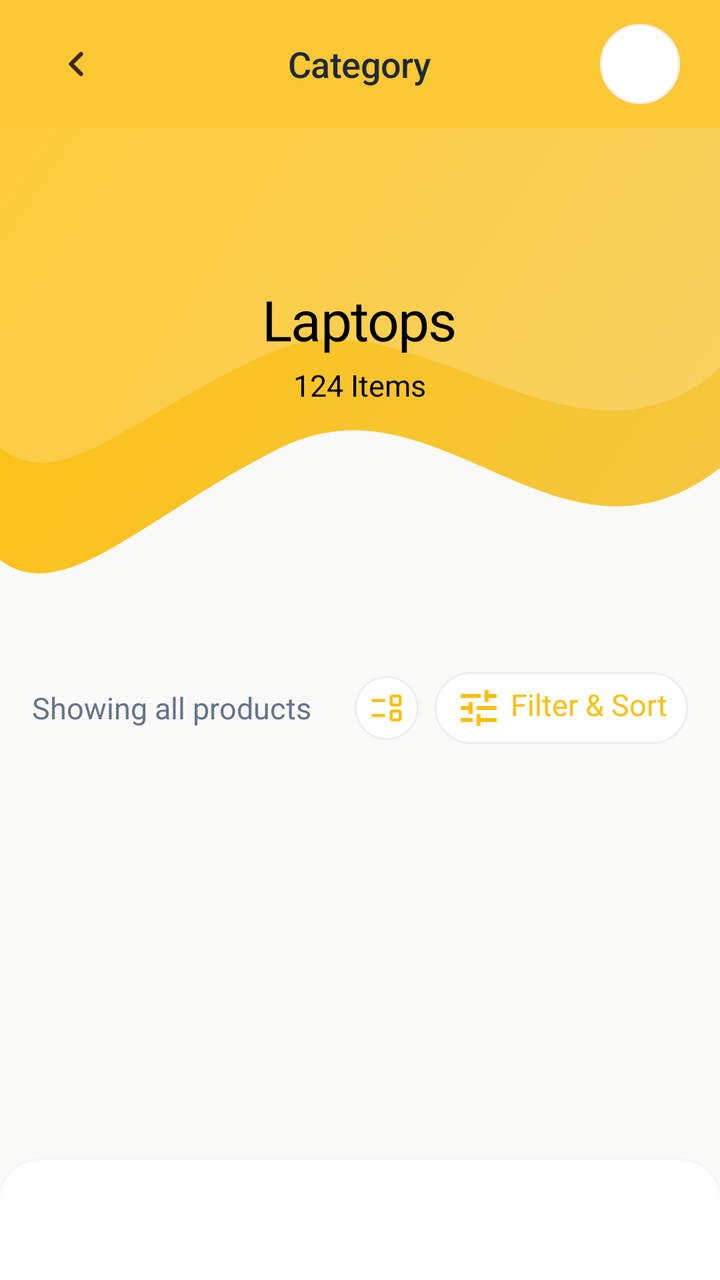
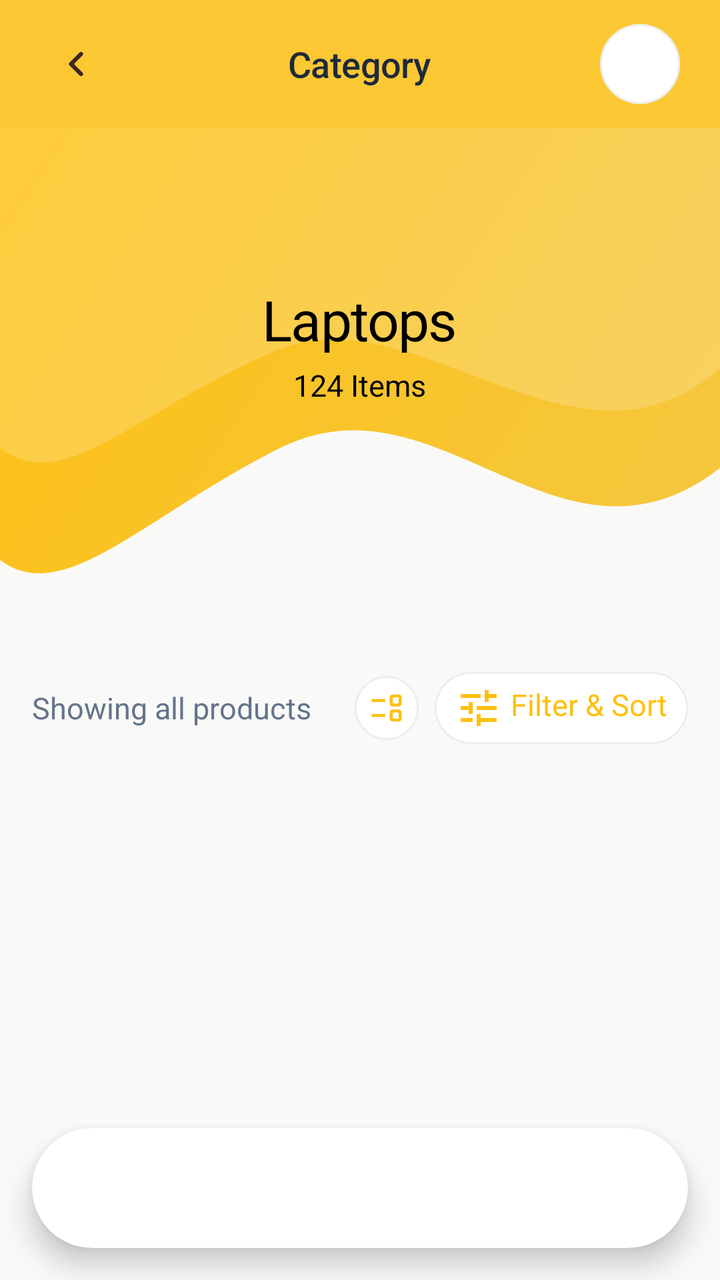

The first picture is an Android layout as it rendered before a commit; the second is the same layout after the commit. The layout source and the unified diff follow.
<!-- AndroidManifest.xml: application theme Theme.BeckieDealApp -->
<!-- res/layout/activity_category_detail.xml -->
﻿<?xml version="1.0" encoding="utf-8"?>
<androidx.constraintlayout.widget.ConstraintLayout xmlns:android="http://schemas.android.com/apk/res/android"
    xmlns:app="http://schemas.android.com/apk/res-auto"
    xmlns:tools="http://schemas.android.com/tools"
    android:layout_width="match_parent"
    android:layout_height="match_parent"
    android:background="@color/background"
    android:fitsSystemWindows="true"
    tools:context=".CategoryDetailActivity">

    
    <com.google.android.material.appbar.MaterialToolbar
        android:id="@+id/topAppBar"
        android:layout_width="match_parent"
        android:layout_height="@dimen/toolbar_height"
        android:background="@color/topbar_yellow_transparent"
        app:contentInsetStart="0dp"
        app:elevation="0dp"
        app:layout_constraintTop_toTopOf="parent">

        <RelativeLayout
            android:layout_width="match_parent"
            android:layout_height="match_parent"
            android:paddingHorizontal="16dp">

            
            <ImageView
                android:id="@+id/backButton"
                android:layout_width="44dp"
                android:layout_height="44dp"
                android:layout_alignParentStart="true"
                android:layout_centerVertical="true"
                android:padding="12dp"
                android:src="@drawable/ic_arrow_left"
                android:contentDescription="Back"
                app:tint="@color/dark_brown" />

            
            <TextView
                android:id="@+id/categoryTitleText"
                android:layout_width="wrap_content"
                android:layout_height="wrap_content"
                android:layout_centerInParent="true"
                android:text="Category"
                android:textAppearance="@style/TextAppearance.App.SectionHeader" />

            
            <ImageView
                android:id="@+id/categoryImageIcon"
                android:layout_width="40dp"
                android:layout_height="40dp"
                android:layout_alignParentEnd="true"
                android:layout_centerVertical="true"
                android:layout_marginEnd="4dp"
                android:scaleType="fitCenter"
                android:contentDescription="Category Image"
                android:background="@drawable/chip_unselected" />

        </RelativeLayout>
    </com.google.android.material.appbar.MaterialToolbar>

    
    <androidx.core.widget.NestedScrollView
        android:layout_width="match_parent"
        android:layout_height="0dp"
        android:fillViewport="true"
        app:layout_constraintTop_toBottomOf="@id/topAppBar"
        app:layout_constraintBottom_toTopOf="@id/bottomNavGlassHost">

        <LinearLayout
            android:layout_width="match_parent"
            android:layout_height="wrap_content"
            android:orientation="vertical"
            android:paddingBottom="16dp">

            
            <FrameLayout
                android:id="@+id/categoryHeroCard"
                android:layout_width="match_parent"
                android:layout_height="wrap_content">

                
                <ImageView
                    android:layout_width="match_parent"
                    android:layout_height="wrap_content"
                    android:adjustViewBounds="true"
                    android:importantForAccessibility="no"
                    android:scaleType="fitXY"
                    android:src="@drawable/bg_top_wave" />

                
                <LinearLayout
                    android:layout_width="match_parent"
                    android:layout_height="wrap_content"
                    android:layout_gravity="center_vertical"
                    android:orientation="vertical"
                    android:paddingHorizontal="20dp"
                    android:paddingTop="32dp"
                    android:paddingBottom="56dp"
                    android:gravity="center">

                    <TextView
                        android:id="@+id/heroTitle"
                        android:layout_width="wrap_content"
                        android:layout_height="wrap_content"
                        android:text="Laptops"
                        android:textAppearance="@style/TextAppearance.App.ScreenTitle"
                        android:textColor="#000000"
                        android:textAlignment="center" />

                    <TextView
                        android:id="@+id/heroSubtitle"
                        android:layout_width="wrap_content"
                        android:layout_height="wrap_content"
                        android:layout_marginTop="4dp"
                        android:text="124 Items"
                        android:textAppearance="@style/TextAppearance.App.Body"
                        android:textColor="#000000"
                        android:textAlignment="center" />
                </LinearLayout>
            </FrameLayout>

            
            <HorizontalScrollView
                android:layout_width="match_parent"
                android:layout_height="wrap_content"
                android:scrollbars="none"
                android:paddingTop="16dp"
                android:paddingBottom="4dp">

                <LinearLayout
                    android:id="@+id/brandFilterContainer"
                    android:layout_width="wrap_content"
                    android:layout_height="wrap_content"
                    android:orientation="horizontal"
                    android:paddingStart="16dp"
                    android:paddingEnd="16dp" />
            </HorizontalScrollView>

            
            <LinearLayout
                android:id="@+id/resultsRow"
                android:layout_width="match_parent"
                android:layout_height="wrap_content"
                android:orientation="horizontal"
                android:gravity="center_vertical"
                android:paddingHorizontal="16dp"
                android:paddingTop="12dp"
                android:paddingBottom="4dp">

                <TextView
                    android:id="@+id/resultsLabel"
                    android:layout_width="0dp"
                    android:layout_height="wrap_content"
                    android:layout_weight="1"
                    android:text="Showing all products"
                    android:textAppearance="@style/TextAppearance.App.Body"
                    android:textColor="@color/text_secondary" />

                
                <RelativeLayout
                    android:id="@+id/viewModeButton"
                    android:layout_width="32dp"
                    android:layout_height="32dp"
                    android:layout_marginEnd="8dp"
                    android:background="@drawable/chip_unselected"
                    android:clickable="true"
                    android:focusable="true">

                    <ImageView
                        android:id="@+id/viewModeIcon"
                        android:layout_width="18dp"
                        android:layout_height="18dp"
                        android:layout_centerInParent="true"
                        android:src="@drawable/event_list_24"
                        app:tint="@color/primary" />

                </RelativeLayout>

                <TextView
                    android:id="@+id/sortButton"
                    android:layout_width="wrap_content"
                    android:layout_height="wrap_content"
                    android:clickable="true"
                    android:focusable="true"
                    android:drawableStart="@drawable/ic_filter"
                    android:drawablePadding="4dp"
                    android:text="Filter &amp; Sort"
                    android:textAppearance="@style/TextAppearance.App.CardPrice"
                    android:textColor="@color/primary"
                    android:paddingHorizontal="10dp"
                    android:paddingVertical="6dp"
                    android:background="@drawable/chip_unselected" />
            </LinearLayout>

            
            <androidx.recyclerview.widget.RecyclerView
                android:id="@+id/detailProductsGrid"
                android:layout_width="match_parent"
                android:layout_height="wrap_content"
                android:layout_marginTop="4dp"
                android:background="@color/background"
                android:nestedScrollingEnabled="false"
                android:overScrollMode="never" />

        </LinearLayout>
    </androidx.core.widget.NestedScrollView>

    
    <include layout="@layout/layout_bottom_nav" />

</androidx.constraintlayout.widget.ConstraintLayout>
<!-- res/layout/layout_bottom_nav.xml (included above) -->
<?xml version="1.0" encoding="utf-8"?>
<FrameLayout
    xmlns:android="http://schemas.android.com/apk/res/android"
    xmlns:app="http://schemas.android.com/apk/res-auto"
    android:id="@+id/bottomNavGlassHost"
    android:layout_width="0dp"
    android:layout_height="wrap_content"
    android:layout_marginStart="@dimen/bottom_nav_side_margin"
    android:layout_marginEnd="@dimen/bottom_nav_side_margin"
    android:layout_marginBottom="@dimen/bottom_nav_bottom_margin"
    android:background="@drawable/bottom_nav_glass_bg"
    android:clipToOutline="true"
    android:elevation="4dp"
    app:layout_constraintBottom_toBottomOf="parent"
    app:layout_constraintStart_toStartOf="parent"
    app:layout_constraintEnd_toEndOf="parent">

    <LinearLayout
        android:id="@+id/customBottomNav"
        android:layout_width="match_parent"
        android:layout_height="60dp"
        android:orientation="horizontal"
        android:gravity="center"
        android:paddingStart="12dp"
        android:paddingEnd="12dp"
        android:weightSum="5.5">

        
        <LinearLayout
            android:id="@+id/navItemHome"
            android:layout_width="0dp"
            android:layout_height="match_parent"
            android:layout_weight="1"
            android:gravity="center"
            android:orientation="horizontal"
            android:clickable="true"
            android:focusable="true"
            android:background="?attr/selectableItemBackgroundBorderless">

            <LinearLayout
                android:id="@+id/navPillHome"
                android:layout_width="wrap_content"
                android:layout_height="34dp"
                android:orientation="horizontal"
                android:gravity="center"
                android:paddingStart="8dp"
                android:paddingEnd="8dp"
                android:background="@drawable/nav_pill_background">

                <ImageView
                    android:id="@+id/navIconHome"
                    android:layout_width="20dp"
                    android:layout_height="20dp"
                    android:src="@drawable/bottom_nav_home_icon"
                    android:scaleType="fitCenter" />

                <TextView
                    android:id="@+id/navLabelHome"
                    android:layout_width="wrap_content"
                    android:layout_height="wrap_content"
                    android:layout_marginStart="5dp"
                    android:text="Home"
                    android:textSize="11sp"
                    android:textStyle="bold"
                    android:visibility="gone"
                    android:alpha="0"
                    android:includeFontPadding="false" />
            </LinearLayout>
        </LinearLayout>

        
        <LinearLayout
            android:id="@+id/navItemCategories"
            android:layout_width="0dp"
            android:layout_height="match_parent"
            android:layout_weight="1"
            android:gravity="center"
            android:orientation="horizontal"
            android:clickable="true"
            android:focusable="true"
            android:background="?attr/selectableItemBackgroundBorderless">

            <LinearLayout
                android:id="@+id/navPillCategories"
                android:layout_width="wrap_content"
                android:layout_height="34dp"
                android:orientation="horizontal"
                android:gravity="center"
                android:paddingStart="8dp"
                android:paddingEnd="8dp"
                android:background="@drawable/nav_pill_background">

                <ImageView
                    android:id="@+id/navIconCategories"
                    android:layout_width="20dp"
                    android:layout_height="20dp"
                    android:src="@drawable/bottom_nav_categories_icon"
                    android:scaleType="fitCenter" />

                <TextView
                    android:id="@+id/navLabelCategories"
                    android:layout_width="wrap_content"
                    android:layout_height="wrap_content"
                    android:layout_marginStart="5dp"
                    android:text="Categories"
                    android:textSize="11sp"
                    android:textStyle="bold"
                    android:visibility="gone"
                    android:alpha="0"
                    android:includeFontPadding="false"
                    android:maxLines="1" />
            </LinearLayout>
        </LinearLayout>

        
        <LinearLayout
            android:id="@+id/navItemWishlist"
            android:layout_width="0dp"
            android:layout_height="match_parent"
            android:layout_weight="1"
            android:gravity="center"
            android:orientation="horizontal"
            android:clickable="true"
            android:focusable="true"
            android:background="?attr/selectableItemBackgroundBorderless">

            <LinearLayout
                android:id="@+id/navPillWishlist"
                android:layout_width="wrap_content"
                android:layout_height="34dp"
                android:orientation="horizontal"
                android:gravity="center"
                android:paddingStart="8dp"
                android:paddingEnd="8dp"
                android:background="@drawable/nav_pill_background">

                <ImageView
                    android:id="@+id/navIconWishlist"
                    android:layout_width="20dp"
                    android:layout_height="20dp"
                    android:src="@drawable/bottom_nav_favorites_icon"
                    android:scaleType="fitCenter" />

                <TextView
                    android:id="@+id/navLabelWishlist"
                    android:layout_width="wrap_content"
                    android:layout_height="wrap_content"
                    android:layout_marginStart="5dp"
                    android:text="Wishlist"
                    android:textSize="11sp"
                    android:textStyle="bold"
                    android:visibility="gone"
                    android:alpha="0"
                    android:includeFontPadding="false"
                    android:maxLines="1" />
            </LinearLayout>
        </LinearLayout>

        
        <LinearLayout
            android:id="@+id/navItemCart"
            android:layout_width="0dp"
            android:layout_height="match_parent"
            android:layout_weight="1"
            android:gravity="center"
            android:orientation="horizontal"
            android:clickable="true"
            android:focusable="true"
            android:background="?attr/selectableItemBackgroundBorderless">

            <LinearLayout
                android:id="@+id/navPillCart"
                android:layout_width="wrap_content"
                android:layout_height="34dp"
                android:orientation="horizontal"
                android:gravity="center"
                android:paddingStart="8dp"
                android:paddingEnd="8dp"
                android:background="@drawable/nav_pill_background">

                <ImageView
                    android:id="@+id/navIconCart"
                    android:layout_width="20dp"
                    android:layout_height="20dp"
                    android:src="@drawable/bottom_nav_cart_icon"
                    android:scaleType="fitCenter" />

                
                <FrameLayout
                    android:layout_width="wrap_content"
                    android:layout_height="wrap_content"
                    android:layout_marginStart="-6dp"
                    android:layout_marginTop="-4dp">
                    
                    <TextView
                        android:id="@+id/cartBadge"
                        android:layout_width="16dp"
                        android:layout_height="16dp"
                        android:background="@drawable/badge_pill"
                        android:backgroundTint="@color/primary"
                        android:textSize="9sp"
                        android:textStyle="bold"
                        android:textColor="@color/white_fixed"
                        android:visibility="gone"
                        android:includeFontPadding="false"
                        android:gravity="center" />
                </FrameLayout>

                <TextView
                    android:id="@+id/navLabelCart"
                    android:layout_width="wrap_content"
                    android:layout_height="wrap_content"
                    android:layout_marginStart="5dp"
                    android:text="Cart"
                    android:textSize="11sp"
                    android:textStyle="bold"
                    android:visibility="gone"
                    android:alpha="0"
                    android:includeFontPadding="false" />
            </LinearLayout>
        </LinearLayout>

        
        <LinearLayout
            android:id="@+id/navItemAccount"
            android:layout_width="0dp"
            android:layout_height="match_parent"
            android:layout_weight="1"
            android:gravity="center"
            android:orientation="horizontal"
            android:clickable="true"
            android:focusable="true"
            android:background="?attr/selectableItemBackgroundBorderless">

            <LinearLayout
                android:id="@+id/navPillAccount"
                android:layout_width="wrap_content"
                android:layout_height="34dp"
                android:orientation="horizontal"
                android:gravity="center"
                android:paddingStart="8dp"
                android:paddingEnd="8dp"
                android:background="@drawable/nav_pill_background">

                <ImageView
                    android:id="@+id/navIconAccount"
                    android:layout_width="20dp"
                    android:layout_height="20dp"
                    android:src="@drawable/bottom_nav_account_icon"
                    android:scaleType="fitCenter" />

                <TextView
                    android:id="@+id/navLabelAccount"
                    android:layout_width="wrap_content"
                    android:layout_height="wrap_content"
                    android:layout_marginStart="5dp"
                    android:text="Account"
                    android:textSize="11sp"
                    android:textStyle="bold"
                    android:visibility="gone"
                    android:alpha="0"
                    android:includeFontPadding="false" />
            </LinearLayout>
        </LinearLayout>

    </LinearLayout>

</FrameLayout>
<!-- resources referenced by this layout -->
<resources>
  <color name="background">#F9F9F7</color>
  <color name="dark_brown">#3E2723</color>
  <color name="primary">#FDC011</color>
  <color name="text_secondary">#64748B</color>
  <color name="topbar_yellow_transparent">#D9FDC011</color>
  <color name="white_fixed">#FFFFFF</color>
  <dimen name="bottom_nav_bottom_margin">0dp</dimen>
  <dimen name="bottom_nav_side_margin">0dp</dimen>
  <dimen name="toolbar_height">64dp</dimen>
  <!-- drawable bottom_nav_glass_bg (drawable) -->
  <?xml version="1.0" encoding="utf-8"?>
  <shape xmlns:android="http://schemas.android.com/apk/res/android"
      android:shape="rectangle">
      <solid android:color="@color/nav_surface" />
      <corners
          android:topLeftRadius="20dp"
          android:topRightRadius="20dp"
          android:bottomLeftRadius="0dp"
          android:bottomRightRadius="0dp" />
  </shape>
  <style name="TextAppearance.App.CardPrice" parent="TextAppearance.Material3.BodyLarge">
          <item name="android:fontFamily">@font/synonym_semibold</item>
          <item name="android:textSize">15sp</item>
          <item name="android:letterSpacing">0</item>
          <item name="android:textColor">@color/text_primary</item>
      </style>
  <style name="TextAppearance.App.ScreenTitle" parent="TextAppearance.Material3.HeadlineMedium">
          <item name="android:fontFamily">@font/amulya_bold</item>
          <item name="android:textSize">28sp</item>
          <item name="android:letterSpacing">-0.02</item>
          <item name="android:textColor">#000000</item>
      </style>
  <style name="Theme.BeckieDealApp" parent="Base.Theme.BeckieDealApp">
          <item name="buttonStyle">@style/Widget.App.Button</item>
          <item name="materialButtonStyle">@style/Widget.App.Button</item>
      </style>
  <color name="surface">#FFFFFF</color>
  <color name="nav_surface">#FFFFFF</color>
  <dimen name="chip_stroke_width">1dp</dimen>
  <dimen name="chip_pill_radius">20dp</dimen>
  <color name="text_primary">#1E293B</color>
  <style name="Widget.App.Button" parent="Widget.Material3.Button">
          <item name="shapeAppearance">@style/ShapeAppearance.App.Button.Pill</item>
          <item name="android:textAppearance">@style/TextAppearance.App.Button</item>
      </style>
  <color name="on_primary">#FFFFFF</color>
  <color name="primary_container">#FDC011</color>
  <color name="on_primary_container">#582200</color>
  <color name="chip_selected_bg">#3E2723</color>
  <color name="on_surface">#251913</color>
  <style name="TextAppearance.App.PriceHero" parent="TextAppearance.Material3.TitleLarge">
          <item name="android:fontFamily">@font/amulya_bold</item>
          <item name="android:textSize">22sp</item>
          <item name="android:letterSpacing">-0.01</item>
          <item name="android:textColor">@color/text_primary</item>
      </style>
  <style name="TextAppearance.App.CardProductName" parent="TextAppearance.Material3.BodyLarge">
          <item name="android:fontFamily">@font/synonym_medium</item>
          <item name="android:textSize">15sp</item>
          <item name="android:letterSpacing">0</item>
          <item name="android:textColor">@color/text_primary</item>
      </style>
  <style name="TextAppearance.App.Button" parent="TextAppearance.Material3.LabelLarge">
          <item name="android:fontFamily">@font/synonym_semibold</item>
          <item name="android:textSize">15sp</item>
          <item name="android:letterSpacing">0.01</item>
          <item name="android:textAllCaps">false</item>
      </style>
  <style name="ShapeAppearance.App.Button.Pill" parent="">
          <item name="cornerFamily">rounded</item>
          <item name="cornerSize">50%</item>
      </style>
  <color name="nav_indicator_fill">#FFF1EB</color>
  <style name="ShapeAppearance.App.BottomNav.ActiveIndicator" parent="">
          <item name="cornerFamily">rounded</item>
          <item name="cornerSize">50%</item>
      </style>
  <!-- unchanged entries left out for length: 41 -->
</resources>

<!-- the commit's change to res/layout/activity_category_detail.xml (unified diff, before → after) -->
@@ -65,13 +65,14 @@
         android:layout_height="0dp"
         android:fillViewport="true"
         app:layout_constraintTop_toBottomOf="@id/topAppBar"
-        app:layout_constraintBottom_toTopOf="@id/bottomNavGlassHost">
+        app:layout_constraintBottom_toBottomOf="parent">
 
         <LinearLayout
             android:layout_width="match_parent"
             android:layout_height="wrap_content"
             android:orientation="vertical"
-            android:paddingBottom="16dp">
+            android:clipToPadding="false"
+            android:paddingBottom="100dp">
 
             
             <FrameLayout
@@ -223,7 +224,7 @@
     android:layout_marginBottom="@dimen/bottom_nav_bottom_margin"
     android:background="@drawable/bottom_nav_glass_bg"
     android:clipToOutline="true"
-    android:elevation="4dp"
+    android:elevation="8dp"
     app:layout_constraintBottom_toBottomOf="parent"
     app:layout_constraintStart_toStartOf="parent"
     app:layout_constraintEnd_toEndOf="parent">
@@ -234,9 +235,9 @@
         android:layout_height="60dp"
         android:orientation="horizontal"
         android:gravity="center"
-        android:paddingStart="12dp"
-        android:paddingEnd="12dp"
-        android:weightSum="5.5">
+        android:paddingStart="4dp"
+        android:paddingEnd="4dp"
+        android:weightSum="5.0">
 
         
         <LinearLayout
<!-- resource entries referenced after the edit -->
@@ -6,19 +6,15 @@
   <color name="text_secondary">#64748B</color>
   <color name="topbar_yellow_transparent">#D9FDC011</color>
   <color name="white_fixed">#FFFFFF</color>
-  <dimen name="bottom_nav_bottom_margin">0dp</dimen>
-  <dimen name="bottom_nav_side_margin">0dp</dimen>
+  <dimen name="bottom_nav_bottom_margin">16dp</dimen>
+  <dimen name="bottom_nav_side_margin">16dp</dimen>
   <dimen name="toolbar_height">64dp</dimen>
   <!-- drawable bottom_nav_glass_bg (drawable) -->
   <?xml version="1.0" encoding="utf-8"?>
   <shape xmlns:android="http://schemas.android.com/apk/res/android"
       android:shape="rectangle">
-      <solid android:color="@color/nav_surface" />
-      <corners
-          android:topLeftRadius="20dp"
-          android:topRightRadius="20dp"
-          android:bottomLeftRadius="0dp"
-          android:bottomRightRadius="0dp" />
+      <solid android:color="@color/surface" />
+      <corners android:radius="32dp" />
   </shape>
   <style name="TextAppearance.App.CardPrice" parent="TextAppearance.Material3.BodyLarge">
           <item name="android:fontFamily">@font/synonym_semibold</item>
@@ -37,7 +33,6 @@
           <item name="materialButtonStyle">@style/Widget.App.Button</item>
       </style>
   <color name="surface">#FFFFFF</color>
-  <color name="nav_surface">#FFFFFF</color>
   <dimen name="chip_stroke_width">1dp</dimen>
   <dimen name="chip_pill_radius">20dp</dimen>
   <color name="text_primary">#1E293B</color>
